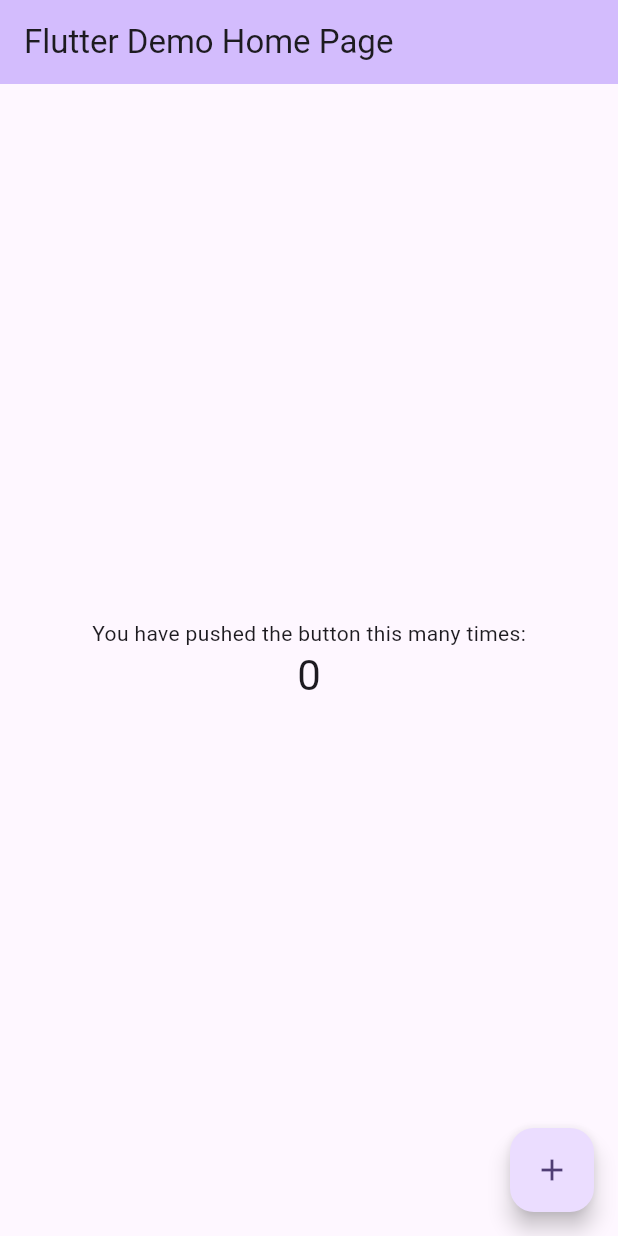
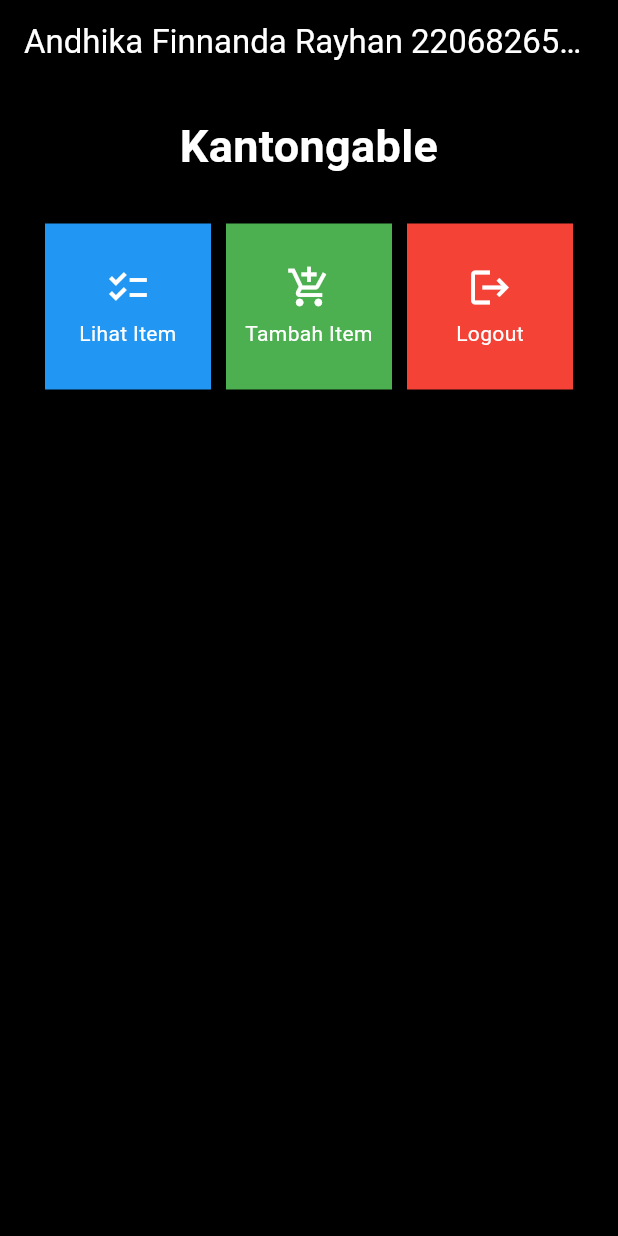
Before and after one commit to andhikarayhan/kantongable, a Flutter app: the screen it shows after launch, on a phone screen of 412 x 824 dp. Run offline on Flutter 3.47's test engine with Material 2 defaults, Android fonts, the phone set to English and light mode, and no system bars.

Commit message:
Menyelesaikan tugas 7

```diff
--- a/lib/main.dart
+++ b/lib/main.dart
@@ -1,4 +1,5 @@
 import 'package:flutter/material.dart';
+import 'package:kantongable/menu.dart';
 
 void main() {
   runApp(const MyApp());
@@ -31,95 +32,7 @@
         colorScheme: ColorScheme.fromSeed(seedColor: Colors.deepPurple),
         useMaterial3: true,
       ),
-      home: const MyHomePage(title: 'Flutter Demo Home Page'),
+      home: MyHomePage(),
     );
   }
 }
-
-class MyHomePage extends StatefulWidget {
-  const MyHomePage({super.key, required this.title});
-
-  // This widget is the home page of your application. It is stateful, meaning
-  // that it has a State object (defined below) that contains fields that affect
-  // how it looks.
-
-  // This class is the configuration for the state. It holds the values (in this
-  // case the title) provided by the parent (in this case the App widget) and
-  // used by the build method of the State. Fields in a Widget subclass are
-  // always marked "final".
-
-  final String title;
-
-  @override
-  State<MyHomePage> createState() => _MyHomePageState();
-}
-
-class _MyHomePageState extends State<MyHomePage> {
-  int _counter = 0;
-
-  void _incrementCounter() {
-    setState(() {
-      // This call to setState tells the Flutter framework that something has
-      // changed in this State, which causes it to rerun the build method below
-      // so that the display can reflect the updated values. If we changed
-      // _counter without calling setState(), then the build method would not be
-      // called again, and so nothing would appear to happen.
-      _counter++;
-    });
-  }
-
-  @override
-  Widget build(BuildContext context) {
-    // This method is rerun every time setState is called, for instance as done
-    // by the _incrementCounter method above.
-    //
-    // The Flutter framework has been optimized to make rerunning build methods
-    // fast, so that you can just rebuild anything that needs updating rather
-    // than having to individually change instances of widgets.
-    return Scaffold(
-      appBar: AppBar(
-        // TRY THIS: Try changing the color here to a specific color (to
-        // Colors.amber, perhaps?) and trigger a hot reload to see the AppBar
-        // change color while the other colors stay the same.
-        backgroundColor: Theme.of(context).colorScheme.inversePrimary,
-        // Here we take the value from the MyHomePage object that was created by
-        // the App.build method, and use it to set our appbar title.
-        title: Text(widget.title),
-      ),
-      body: Center(
-        // Center is a layout widget. It takes a single child and positions it
-        // in the middle of the parent.
-        child: Column(
-          // Column is also a layout widget. It takes a list of children and
-          // arranges them vertically. By default, it sizes itself to fit its
-          // children horizontally, and tries to be as tall as its parent.
-          //
-          // Column has various properties to control how it sizes itself and
-          // how it positions its children. Here we use mainAxisAlignment to
-          // center the children vertically; the main axis here is the vertical
-          // axis because Columns are vertical (the cross axis would be
-          // horizontal).
-          //
-          // TRY THIS: Invoke "debug painting" (choose the "Toggle Debug Paint"
-          // action in the IDE, or press "p" in the console), to see the
-          // wireframe for each widget.
-          mainAxisAlignment: MainAxisAlignment.center,
-          children: <Widget>[
-            const Text(
-              'You have pushed the button this many times:',
-            ),
-            Text(
-              '$_counter',
-              style: Theme.of(context).textTheme.headlineMedium,
-            ),
-          ],
-        ),
-      ),
-      floatingActionButton: FloatingActionButton(
-        onPressed: _incrementCounter,
-        tooltip: 'Increment',
-        child: const Icon(Icons.add),
-      ), // This trailing comma makes auto-formatting nicer for build methods.
-    );
-  }
-}
--- /dev/null
+++ b/lib/menu.dart
@@ -0,0 +1,116 @@
+import 'package:flutter/material.dart';
+
+class MyHomePage extends StatelessWidget {
+  MyHomePage({Key? key}) : super(key: key);
+  final List<ShopItem> items = [
+    ShopItem("Lihat Item", Icons.checklist),
+    ShopItem("Tambah Item", Icons.add_shopping_cart),
+    ShopItem("Logout", Icons.logout),
+  ];
+
+  @override
+  Widget build(BuildContext context) {
+    return Scaffold(
+      appBar: AppBar(
+        title: const Text(
+          'Andhika Finnanda Rayhan 2206826551',
+          style: TextStyle(color: Colors.white),
+        ),
+        backgroundColor: Colors.black,
+      ),
+      backgroundColor: Colors.black,
+      body: SingleChildScrollView(
+        // Widget wrapper yang dapat discroll
+        child: Padding(
+          padding: const EdgeInsets.all(10.0), // Set padding dari halaman
+          child: Column(
+            // Widget untuk menampilkan children secara vertikal
+            children: <Widget>[
+              const Padding(
+                padding: EdgeInsets.only(top: 10.0, bottom: 10.0),
+                // Widget Text untuk menampilkan tulisan dengan alignment center dan style yang sesuai
+                child: Text(
+                  'Kantongable', // Text yang menandakan toko
+                  textAlign: TextAlign.center,
+                  style: TextStyle(
+                      fontSize: 30,
+                      fontWeight: FontWeight.bold,
+                      color: Colors.white),
+                ),
+              ),
+              // Grid layout
+              GridView.count(
+                // Container pada card kita.
+                primary: true,
+                padding: const EdgeInsets.all(20),
+                crossAxisSpacing: 10,
+                mainAxisSpacing: 10,
+                crossAxisCount: 3,
+                shrinkWrap: true,
+                children: [
+                  ShopCard(items[0], Colors.blue),
+                  ShopCard(items[1], Colors.green),
+                  ShopCard(items[2], Colors.red),
+                ],
+              ),
+            ],
+          ),
+        ),
+      ),
+    );
+  }
+}
+
+class ShopItem {
+  final String name;
+  final IconData icon;
+
+  ShopItem(this.name, this.icon);
+}
+
+class ShopCard extends StatelessWidget {
+  final ShopItem item;
+  final Color cardColor;
+
+  const ShopCard(this.item, this.cardColor, {Key? key})
+      : super(key: key); // Constructor
+
+  @override
+  Widget build(BuildContext context) {
+    return Material(
+      color: cardColor,
+      child: InkWell(
+        // Area responsive terhadap sentuhan
+        onTap: () {
+          // Memunculkan SnackBar ketika diklik
+          ScaffoldMessenger.of(context)
+            ..hideCurrentSnackBar()
+            ..showSnackBar(SnackBar(
+                content: Text("Kamu telah menekan tombol ${item.name}!")));
+        },
+        child: Container(
+          // Container untuk menyimpan Icon dan Text
+          padding: const EdgeInsets.all(8),
+          child: Center(
+            child: Column(
+              mainAxisAlignment: MainAxisAlignment.center,
+              children: [
+                Icon(
+                  item.icon,
+                  color: Colors.white,
+                  size: 30.0,
+                ),
+                const Padding(padding: EdgeInsets.all(3)),
+                Text(
+                  item.name,
+                  textAlign: TextAlign.center,
+                  style: const TextStyle(color: Colors.white),
+                ),
+              ],
+            ),
+          ),
+        ),
+      ),
+    );
+  }
+}
```
Also changed, not shown: 1 other file.
